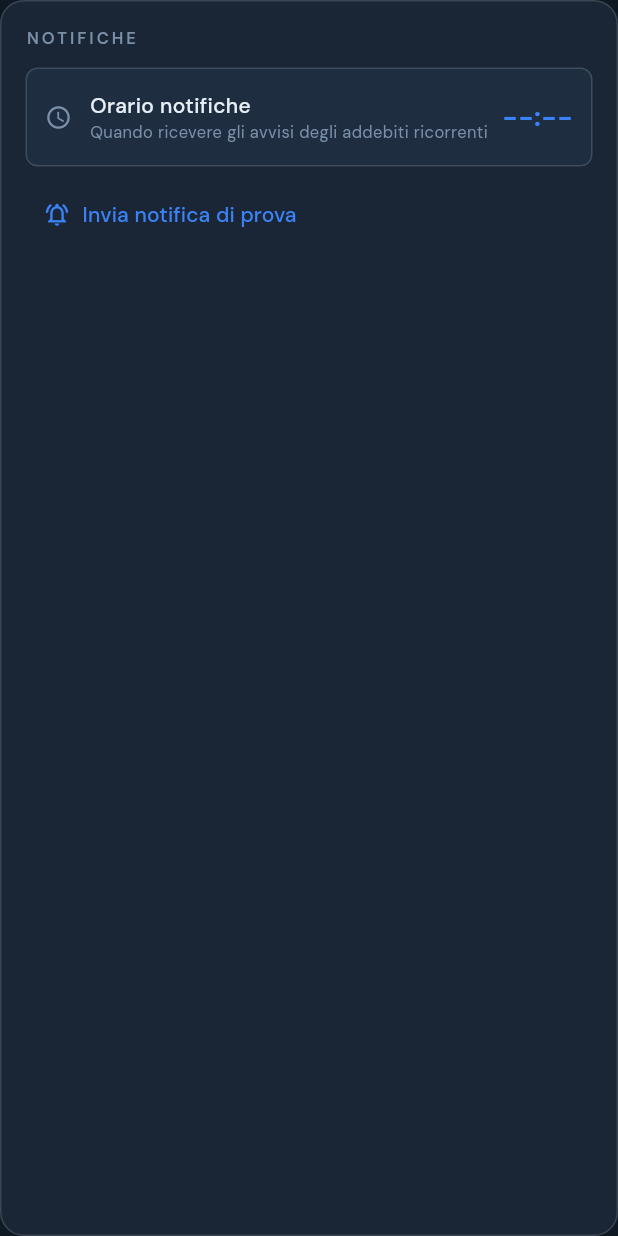
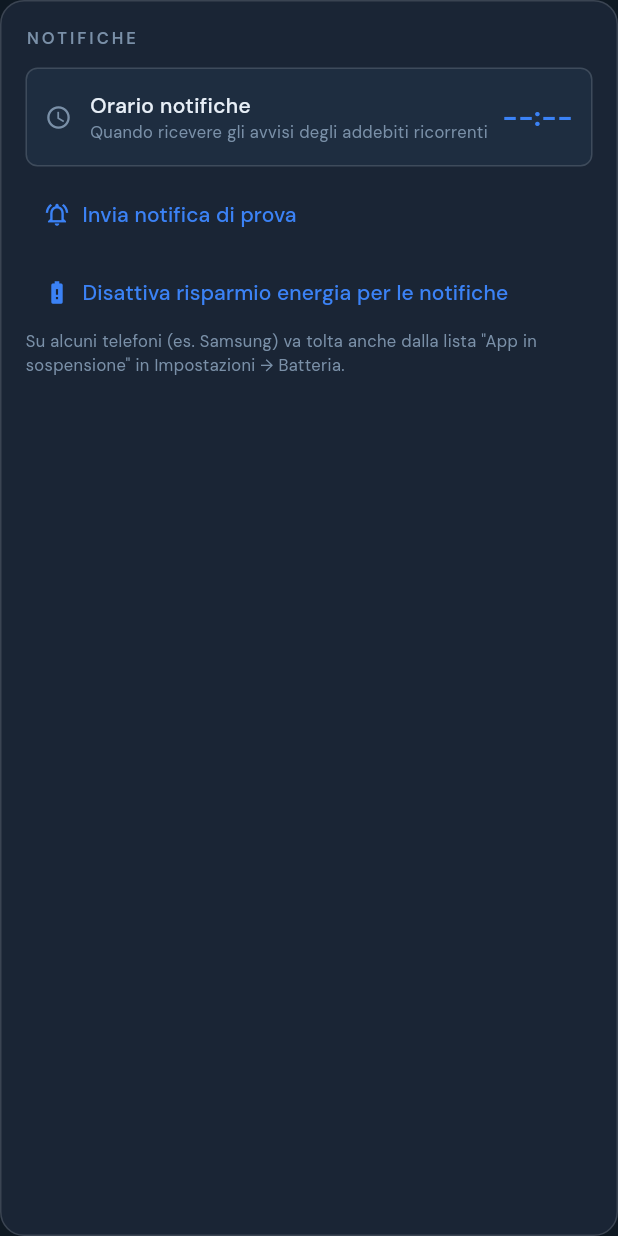
Before and after one commit to v3zz0/budget-flutter, a Flutter app: the _CardNotifiche widget shown alone on an empty page, opened directly, on a phone screen of 412 x 824 dp. Run offline on Flutter 3.47's test engine with Material 3 defaults, Android fonts, the phone set to English and light mode, and no system bars; our stand-ins replace connectivity_plus, file_picker, fl_chart, flutter_local_notifications, flutter_secure_storage, image_picker and 6 more; missing offline and left inert: android_intent_plus, google_mlkit_text_recognition, home_widget; accounts and stored records are empty.

Commit message:
Rende più affidabili le notifiche di addebito ricorrente in background
Su Samsung (e altri produttori) la notifica ricorrente non suonava mai
con l'app in background: la modalità usata finora (exactAllowWhileIdle)
è una sveglia "di serie B" che la gestione batteria aggressiva di questi
telefoni può bloccare del tutto, non solo rimandare.

- androidScheduleMode passa ad alarmClock: lo stesso meccanismo della
  sveglia di sistema, molto più protetto da Android anche con la batteria
  in risparmio energetico.
- Nuovo bottone in Impostazioni → Notifiche per escludere esplicitamente
  l'app dall'ottimizzazione batteria (apre il dialogo di sistema, con
  fallback alla pagina info app se il produttore non lo supporta), più
  una nota su dove intervenire a mano su Samsung (lista "App in
  sospensione").

Non risolve da solo: su Samsung in particolare esiste una seconda lista
di sospensione, separata da quella standard Android, che va tolta a mano
dall'utente — da codice si può solo portarcelo vicino, non attivarla.

Co-Authored-By: Claude Sonnet 5 <noreply@anthropic.com>
Claude-Session: https://claude.ai/code/session_01VePGP7QkJKcJ944mRi9mww

```diff
--- a/lib/screens/impostazioni_screen.dart
+++ b/lib/screens/impostazioni_screen.dart
@@ -2422,6 +2422,23 @@ class _CardNotifiche extends StatelessWidget {
               );
             },
           ),
+          const SizedBox(height: 4),
+          // Causa più comune, su molti telefoni (Samsung compreso), per cui
+          // una notifica pianificata in anticipo non arriva mai: il sistema
+          // mette l'app a dormire per risparmiare batteria. Il consumo reale
+          // non cambia — l'app si sveglia solo per le sveglie pianificate e
+          // per sincronizzare le transazioni offline, mai in continuo.
+          TextButton.icon(
+            icon: const Icon(Icons.battery_alert_outlined, size: 18),
+            label: const Text('Disattiva risparmio energia per le notifiche'),
+            style: TextButton.styleFrom(foregroundColor: AppColors.accent),
+            onPressed: () => NotificationService.richiediEsclusioneBatteria(),
+          ),
+          const Text(
+            'Su alcuni telefoni (es. Samsung) va tolta anche dalla lista '
+            '"App in sospensione" in Impostazioni → Batteria.',
+            style: TextStyle(color: AppColors.textSecondary, fontSize: 11),
+          ),
         ],
       ),
     );
--- a/pubspec.yaml
+++ b/pubspec.yaml
@@ -51,6 +51,7 @@ dependencies:
   image_picker: ^1.2.3
   google_mlkit_text_recognition: ^0.16.0
   home_widget: ^0.9.3
+  android_intent_plus: ^5.2.0
   sqflite: ^2.4.1
   path: ^1.9.0
   connectivity_plus: ^6.1.3
```
Also changed, not shown: lib/services/notification_service.dart (+39 -2 lines), 1 other file.
